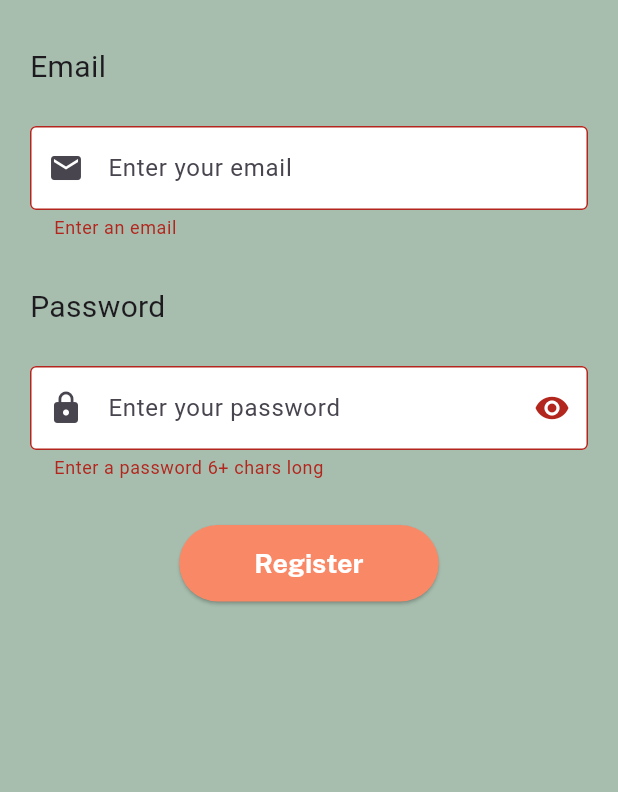
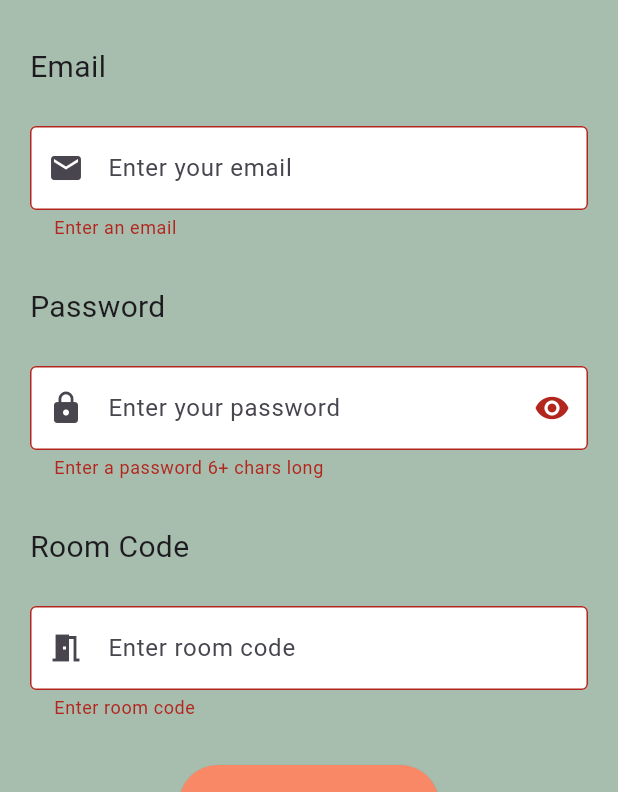
Before and after one commit to klienn/kwc, a Flutter app: the RegisterPage screen opened directly, after a tap on "Register", on a phone screen of 412 x 824 dp, the part 444-1236 px from its top. Run offline on Flutter 3.47's test engine with Material 3 defaults, Android fonts, the phone set to English and light mode, and no system bars; our stand-ins replace app_links, cloud_firestore, firebase_auth, firebase_core, firebase_storage, flutter_bloc and 4 more; accounts and stored records are empty; network calls fail; Roboto replaces fonts that are missing (Radley).

Commit message:
add room code

```diff
--- a/lib/screens/authenticate/register.dart
+++ b/lib/screens/authenticate/register.dart
@@ -12,9 +12,10 @@ class _RegisterPageState extends State<RegisterPage> {
   final AuthService _auth = AuthService(); // Instance of AuthService
   final _formKey = GlobalKey<FormState>(); // Form key for validation
 
-  // Controllers to get email and password inputs
+  // Controllers
   final TextEditingController _emailController = TextEditingController();
   final TextEditingController _passwordController = TextEditingController();
+  final TextEditingController _roomCodeController = TextEditingController();
 
   bool _isObscure = true; // To control password visibility
 
@@ -104,38 +105,56 @@ class _RegisterPageState extends State<RegisterPage> {
                       val!.length < 6 ? 'Enter a password 6+ chars long' : null,
                 ),
                 SizedBox(height: 30),
+                Text(
+                  'Room Code',
+                  style: GoogleFonts.radley(
+                    fontSize: 20,
+                    fontWeight: FontWeight.w400,
+                  ),
+                ),
+                SizedBox(height: 25),
+                TextFormField(
+                  controller: _roomCodeController,
+                  decoration: InputDecoration(
+                    filled: true,
+                    fillColor: Colors.white,
+                    border: OutlineInputBorder(),
+                    hintText: 'Enter room code',
+                    prefixIcon: Icon(Icons.meeting_room),
+                  ),
+                  validator: (val) => val!.isEmpty ? 'Enter room code' : null,
+                ),
+                SizedBox(height: 30),
                 Center(
                   child: ElevatedButton(
                     onPressed: () async {
                       if (_formKey.currentState!.validate()) {
                         String email = _emailController.text.trim();
                         String password = _passwordController.text.trim();
+                        String roomCode = _roomCodeController.text.trim();
 
-                        // Call register function
-                        dynamic result = await _auth
-                            .registerWithEmailAndPassword(email, password);
-                        if (result == null) {
-                          // If registration fails, show error
-                          ScaffoldMessenger.of(context).showSnackBar(
-                            SnackBar(
-                              content: Text('Error registering account'),
-                              backgroundColor: Colors.red,
-                            ),
-                          );
-                        } else {
-                          // Registration successful, show success message
+                        try {
+                          await _auth.registerWithEmailAndPassword(
+                              email, password, roomCode);
+
+                          // If we get here, registration succeeded
                           ScaffoldMessenger.of(context).showSnackBar(
                             SnackBar(
                               content: Text('Registration successful!'),
                               backgroundColor: Colors.green,
                             ),
                           );
-
-                          // Navigate to SidebarLayout after successful registration
                           Navigator.pushReplacement(
                             context,
                             MaterialPageRoute(
-                              builder: (context) => SidebarLayout(),
+                                builder: (context) => SidebarLayout()),
+                          );
+                        } catch (e) {
+                          // Display the error message from the thrown exception
+                          ScaffoldMessenger.of(context).showSnackBar(
+                            SnackBar(
+                              content: Text(e.toString()),
+                              backgroundColor: Colors.red,
                             ),
                           );
                         }
```
Also changed, not shown: lib/services/auth.dart (+54 -14 lines).
